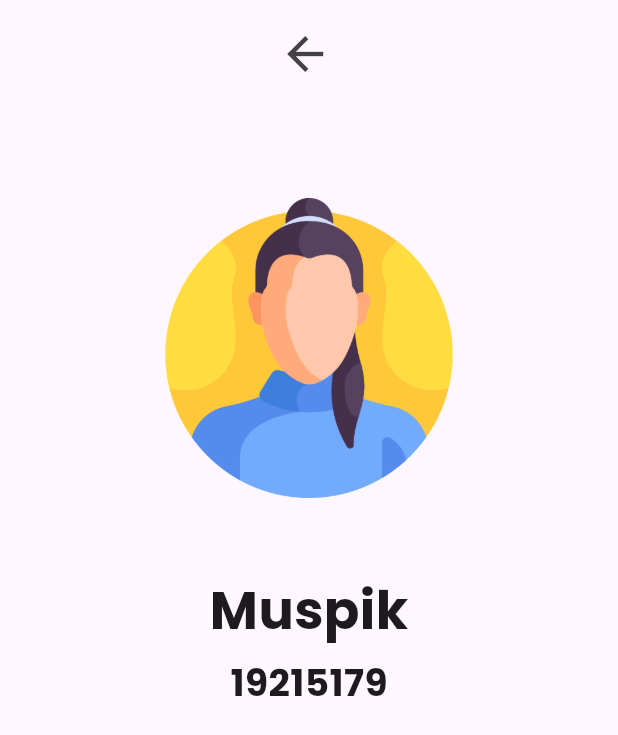
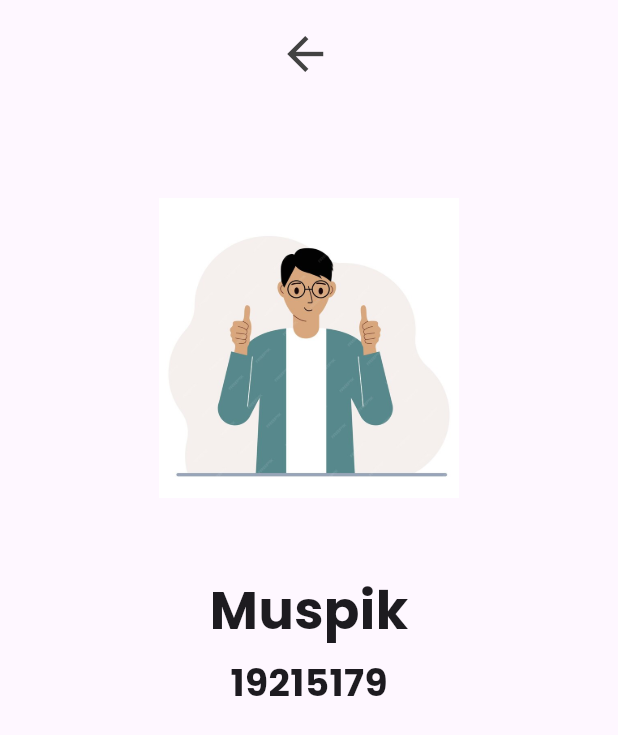
Before and after one commit to muspik/flutter-project-toko, a Flutter app: the PersonTab screen opened directly, on a phone screen of 412 x 824 dp. Shown: the top 735 px of the screen. Run offline on Flutter 3.47's test engine with Material 3 defaults, Android fonts, the light colour scheme and no system bars; our stand-ins replace firebase_auth, firebase_core, get; accounts and stored records are empty.

Commit message:
add picture

```diff
--- a/lib/tab/PersonTab.dart
+++ b/lib/tab/PersonTab.dart
@@ -10,7 +10,7 @@ class PersonTab extends StatefulWidget {
 }
 
 class _PersonTabState extends State<PersonTab> {
-  final ImagePerson = Image.asset('lib/images/woman.png');
+  final ImagePerson = Image.asset('lib/images/MAN.jpg');
 
   void BackTap(BuildContext context) {
     Navigator.push(
```
Also changed, not shown: lib/images/MAN.jpg (added).
